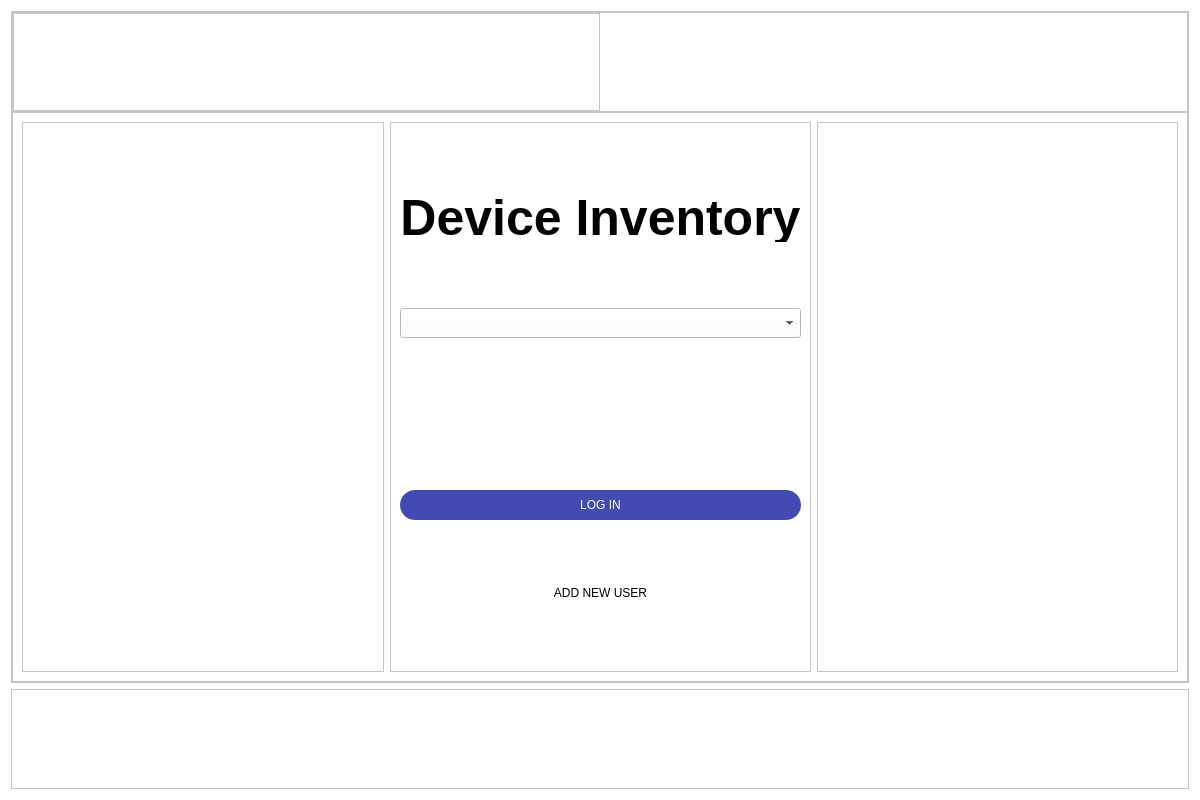
Old version of the form layouts/user_cloud.ui in the repository fedulovs/InventoryUI.
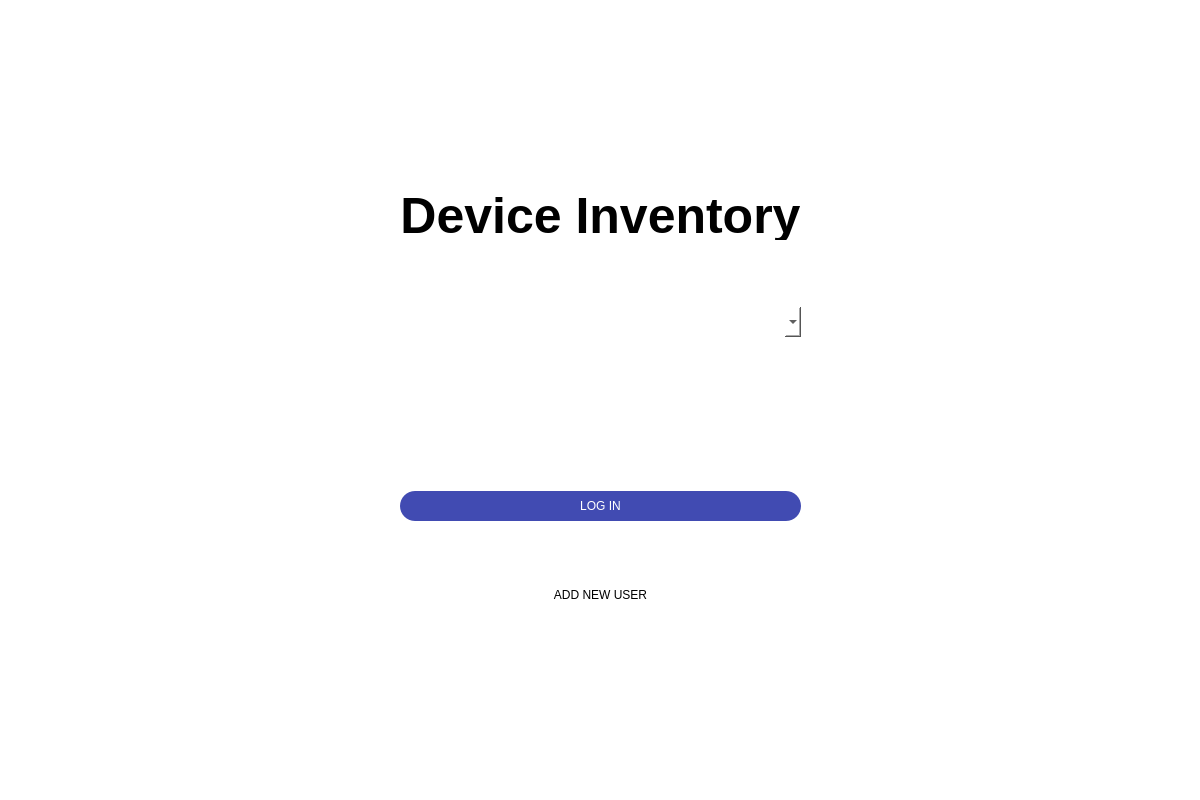
New version of the form. Icons and pictures are not drawn.

```diff
--- a/layouts/user_cloud.ui
+++ b/layouts/user_cloud.ui
@@ -14,7 +14,8 @@
    <string>Dialog</string>
   </property>
   <property name="styleSheet">
-   <string notr="true">background-color: white;</string>
+   <string notr="true">background-color: white; border: none;
+</string>
   </property>
   <layout class="QVBoxLayout" name="verticalLayout">
    <item>
@@ -252,13 +253,12 @@
               <property name="font">
                <font>
                 <pointsize>-1</pointsize>
-                <weight>75</weight>
                 <bold>true</bold>
                 <kerning>true</kerning>
                </font>
               </property>
               <property name="styleSheet">
-               <string notr="true">font-size: 50px</string>
+               <string notr="true">color: black; font-size: 50px</string>
               </property>
               <property name="text">
                <string>Device Inventory</string>
@@ -276,6 +276,9 @@
                 <height>30</height>
                </size>
               </property>
+              <property name="styleSheet">
+               <string notr="true">color: black;</string>
+              </property>
              </widget>
             </item>
             <item>
```
Left out of the diff: 9 changed lines with no effect on the pictures. Lines whose indentation alone changed are shown as unchanged.
